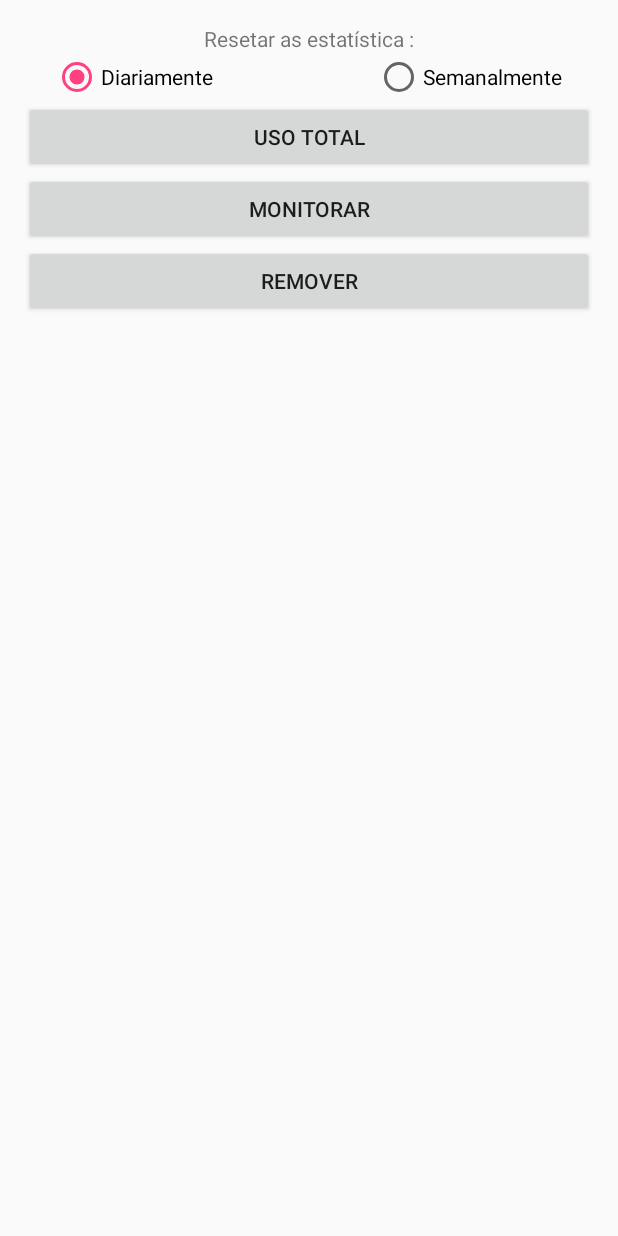
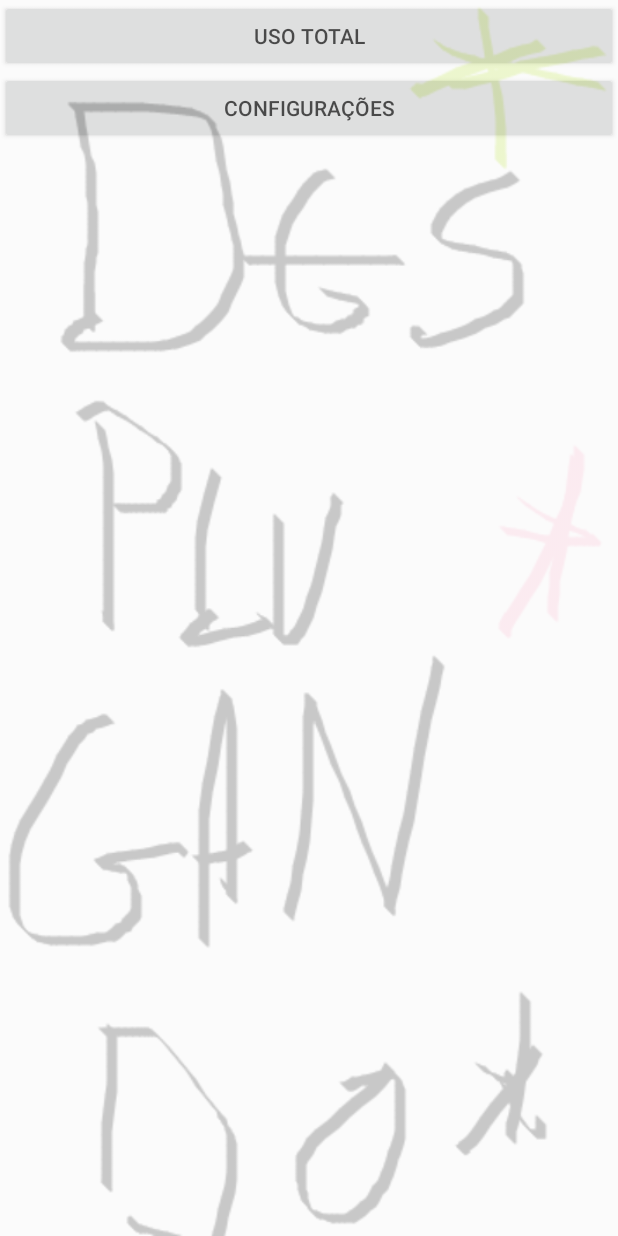
Before and after one commit to nathanvmag/10Plugando, an Android app: the screen it shows after launch (MainActivity), on a phone screen of 412 x 824 dp. Run offline under Robolectric (Android 15) with nearby library versions, the phone set to English and light mode, and no system bars; 3 statements that could not run were skipped.

Commit message:
addSplashsScreen

```diff
--- a/Desplugando/app/src/main/java/nave/com/desplugando/MainActivity.java
+++ b/Desplugando/app/src/main/java/nave/com/desplugando/MainActivity.java
@@ -20,8 +20,10 @@ import android.os.Bundle;
 import android.os.Handler;
 import android.os.IBinder;
 import android.provider.Settings;
+import android.support.v4.widget.SlidingPaneLayout;
 import android.support.v7.app.AppCompatActivity;
 import android.util.Log;
+import android.util.MonthDisplayHelper;
 import android.view.LayoutInflater;
 import android.view.View;
 import android.widget.ArrayAdapter;
@@ -52,9 +54,10 @@ public class MainActivity extends AppCompatActivity implements Runnable,ServiceC
     LinearLayout ll ;
     Handler h ;
     TextView fb,wpp,insta,twitter;
-    Button selectapp,removebt,usototal,voltar;
-    RelativeLayout uso,total;
+    Button selectapp,removebt,usototal,voltar,config;
+    RelativeLayout uso,total,configuration,father;
     RadioButton dia,seman;
+    ImageView SplashScreen;
     List <apptocheck> AppsList;
     String PackToADD= null;
     boolean diary;
@@ -73,9 +76,12 @@ public class MainActivity extends AppCompatActivity implements Runnable,ServiceC
         h.post(this);
         done = false;
         ll = (LinearLayout) findViewById(R.id.ll);
+        father= (RelativeLayout)findViewById(R.id.activity_main);
         SharedPreferences sp = getSharedPreferences("prefs", Activity.MODE_PRIVATE);
         diary = sp.getBoolean("diary",true);
-
+        SplashScreen= (ImageView)findViewById(R.id.SplashScreen);
+        SplashScreen.setAlpha(1f);
+        SplashScreen.setVisibility(View.VISIBLE);
         String applist =sp.getString("apps",null);
         if (applist==null)
         {
@@ -241,10 +247,13 @@ public class MainActivity extends AppCompatActivity implements Runnable,ServiceC
         selectapp= (Button)findViewById(R.id.MonitorarApp);
         usototal= (Button)findViewById(R.id.totalbt);
         voltar= (Button)findViewById(R.id.volt);
+        config= (Button) findViewById(R.id.configsbt);
         uso = (RelativeLayout)findViewById(R.id.UsoLayout);
         total= (RelativeLayout)findViewById(R.id.UsoTotal);
+        configuration=(RelativeLayout)findViewById(R.id.Configs);
         uso.setVisibility(View.VISIBLE);
         total.setVisibility(View.INVISIBLE);
+        configuration.setVisibility(View.INVISIBLE);
         toDoTitles= new ArrayList<>();
         toDoImages = new ArrayList<>();
         Integer[] temparray= {R.drawable.caminahr,R.drawable.conversar,R.drawable.esportes,R.drawable.museu,R.drawable.praia,R.drawable.surf};
@@ -270,12 +279,27 @@ public class MainActivity extends AppCompatActivity implements Runnable,ServiceC
 
             }
         });
+
         voltar.setOnClickListener(new View.OnClickListener() {
             @Override
             public void onClick(View view) {
                 uso.setVisibility(View.VISIBLE);
                 total.setVisibility(View.INVISIBLE);
                 ( (LinearLayout)findViewById(R.id.doLayout)).removeAllViews();
+            }
+        });
+        config.setOnClickListener(new View.OnClickListener() {
+            @Override
+            public void onClick(View view) {
+                uso.setVisibility(View.INVISIBLE);
+                configuration.setVisibility(View.VISIBLE);
+            }
+        });
+        findViewById(R.id.backuso).setOnClickListener(new View.OnClickListener() {
+            @Override
+            public void onClick(View view) {
+                uso.setVisibility(View.VISIBLE);
+                configuration.setVisibility(View.INVISIBLE);
             }
         });
         selectapp.setOnClickListener(new View.OnClickListener() {
@@ -610,6 +634,11 @@ public class MainActivity extends AppCompatActivity implements Runnable,ServiceC
 
     @Override
     public void run() {
+        SplashScreen.setAlpha(lerp(SplashScreen.getAlpha(),0,0.05f));
+        if (SplashScreen.getAlpha()<=0.1f)
+        {
+            father.setPadding(16,16,16,16);
+        }
         if (mBound&&PackToADD!=null)
         {
             if (!checkIfisMonitoring(PackToADD,mService.AppsList)){
@@ -638,7 +667,7 @@ public class MainActivity extends AppCompatActivity implements Runnable,ServiceC
          //   mService.AppsList= ViciService.Sort(mService.AppsList);
             WriteValues(ll, mService.AppsList);
         }
-        h.postDelayed(this,1000);
+        h.postDelayed(this,30);
     }
     void ServiceStart()
     {
@@ -718,4 +747,7 @@ public class MainActivity extends AppCompatActivity implements Runnable,ServiceC
         return false;
     }
 
+    float lerp(float v0, float v1, float t) {
+        return (1 - t) * v0 + t * v1;
+    }
 }
--- a/Desplugando/app/src/main/res/layout/activity_main.xml
+++ b/Desplugando/app/src/main/res/layout/activity_main.xml
@@ -5,12 +5,11 @@
     android:id="@+id/activity_main"
     android:layout_width="match_parent"
     android:layout_height="match_parent"
-    android:paddingBottom="@dimen/activity_vertical_margin"
-    android:paddingLeft="@dimen/activity_horizontal_margin"
-    android:paddingRight="@dimen/activity_horizontal_margin"
-    android:paddingTop="@dimen/activity_vertical_margin"
-    tools:context="nave.com.desplugando.MainActivity"
-    >
+    android:paddingBottom="0dp"
+    android:paddingLeft="0dp"
+    android:paddingRight="0dp"
+    android:paddingTop="0dp"
+    tools:context="nave.com.desplugando.MainActivity">
 
     <RelativeLayout
         android:id="@+id/UsoLayout"
@@ -35,67 +34,30 @@
                 android:orientation="vertical">
 
 
+                <Button
+                    android:id="@+id/totalbt"
+                    android:layout_width="match_parent"
+                    android:layout_height="wrap_content"
+                    android:layout_alignParentLeft="true"
+                    android:layout_alignParentStart="true"
+                    android:layout_below="@+id/Remove"
+                    android:layout_weight="1"
+                    android:text="uso total" />
+
+                <Button
+                    android:id="@+id/configsbt"
+                    android:layout_width="match_parent"
+                    android:layout_height="wrap_content"
+                    android:layout_weight="1"
+                    android:text="Configurações" />
+
                 <LinearLayout
                     android:id="@+id/xdasd"
                     android:layout_width="match_parent"
                     android:layout_height="match_parent"
                     android:orientation="horizontal">
 
-                    <RelativeLayout
-                        android:id="@+id/ResetLayout"
-                        android:layout_width="match_parent"
-                        android:layout_height="match_parent">
-
-                        <TextView
-                            android:id="@+id/textView2"
-                            android:layout_width="wrap_content"
-                            android:layout_height="wrap_content"
-                            android:layout_alignParentTop="true"
-                            android:layout_centerHorizontal="true"
-                            android:text="Resetar as estatística :" />
-
-                        <RadioButton
-                            android:id="@+id/Diariamente"
-                            android:layout_width="wrap_content"
-                            android:layout_height="wrap_content"
-                            android:layout_alignParentLeft="true"
-                            android:layout_alignParentStart="true"
-                            android:layout_below="@+id/textView2"
-                            android:layout_marginLeft="19dp"
-                            android:layout_marginStart="19dp"
-                            android:text="Diariamente" />
-
-                        <RadioButton
-                            android:id="@+id/Semanal"
-                            android:layout_width="wrap_content"
-                            android:layout_height="wrap_content"
-                            android:layout_alignParentEnd="true"
-                            android:layout_alignParentRight="true"
-                            android:layout_below="@+id/textView2"
-                            android:layout_marginEnd="21dp"
-                            android:layout_marginRight="21dp"
-                            android:checked="false"
-                            android:text="Semanalmente" />
-                    </RelativeLayout>
                 </LinearLayout>
-
-                <Button
-                    android:id="@+id/totalbt"
-                    android:layout_width="match_parent"
-                    android:layout_height="wrap_content"
-                    android:text="uso total" />
-
-                <Button
-                    android:id="@+id/MonitorarApp"
-                    android:layout_width="match_parent"
-                    android:layout_height="wrap_content"
-                    android:text="Monitorar" />
-
-                <Button
-                    android:id="@+id/Remove"
-                    android:layout_width="match_parent"
-                    android:layout_height="wrap_content"
-                    android:text="Remover" />
 
             </LinearLayout>
         </ScrollView>
@@ -106,7 +68,7 @@
         android:id="@+id/UsoTotal"
         android:layout_width="match_parent"
         android:layout_height="match_parent"
-        android:visibility="visible">
+        android:visibility="invisible">
 
         <RelativeLayout
             android:layout_width="match_parent"
@@ -144,30 +106,141 @@
             android:id="@+id/textView3"
             android:layout_width="wrap_content"
             android:layout_height="wrap_content"
+            android:layout_alignParentTop="true"
+            android:layout_centerHorizontal="true"
             android:text="O uso total foi de:"
-            android:textSize="18sp"
-            android:layout_alignParentTop="true"
-            android:layout_centerHorizontal="true" />
+            android:textSize="18sp" />
 
         <TextView
             android:id="@+id/Totaluse"
             android:layout_width="wrap_content"
             android:layout_height="wrap_content"
+            android:layout_below="@+id/textView3"
+            android:layout_centerHorizontal="true"
             android:text="3h 20min 32seg"
             android:textAlignment="center"
             android:textSize="30sp"
-            android:layout_below="@+id/textView3"
-            android:layout_centerHorizontal="true"
             android:visibility="visible" />
 
         <TextView
             android:id="@+id/textView5"
             android:layout_width="wrap_content"
             android:layout_height="wrap_content"
+            android:layout_below="@+id/Totaluse"
+            android:layout_centerHorizontal="true"
             android:text="Nesse tempo voce poderia"
-            android:textSize="14sp"
-            android:layout_below="@+id/Totaluse"
-            android:layout_centerHorizontal="true" />
+            android:textSize="14sp" />
     </RelativeLayout>
 
+    <RelativeLayout
+        android:id="@+id/Configs"
+        android:layout_width="match_parent"
+        android:layout_height="match_parent"
+        android:visibility="visible">
+
+        <RelativeLayout
+            android:id="@+id/ResetLayout"
+            android:layout_width="match_parent"
+            android:layout_height="match_parent"
+            android:layout_alignParentLeft="true"
+            android:layout_alignParentStart="true"
+            android:layout_alignParentTop="true">
+
+            <TextView
+                android:id="@+id/textView2"
+                android:layout_width="wrap_content"
+                android:layout_height="wrap_content"
+                android:layout_alignParentTop="true"
+                android:layout_centerHorizontal="true"
+                android:layout_marginTop="51dp"
+                android:text="Resetar as estatística :"
+                android:textSize="16sp" />
+
+            <RadioButton
+                android:id="@+id/Diariamente"
+                android:layout_width="wrap_content"
+                android:layout_height="wrap_content"
+                android:layout_alignParentLeft="true"
+                android:layout_alignParentStart="true"
+                android:layout_below="@+id/textView2"
+                android:layout_marginLeft="19dp"
+                android:layout_marginStart="19dp"
+                android:text="Diariamente"
+                android:textSize="18sp" />
+
+            <RadioButton
+                android:id="@+id/Semanal"
+                android:layout_width="wrap_content"
+                android:layout_height="wrap_content"
+                android:layout_alignParentEnd="true"
+                android:layout_alignParentRight="true"
+                android:layout_below="@+id/textView2"
+                android:layout_marginEnd="21dp"
+                android:layout_marginRight="21dp"
+                android:checked="false"
+                android:text="Semanalmente"
+                android:textSize="18sp" />
+
+            <Button
+                android:id="@+id/MonitorarApp"
+                android:layout_width="match_parent"
+                android:layout_height="50dp"
+                android:layout_above="@+id/Remove"
+                android:layout_alignParentLeft="true"
+                android:layout_alignParentStart="true"
+                android:text="Monitorar" />
+
+            <Button
+                android:id="@+id/Remove"
+                android:layout_width="match_parent"
+                android:layout_height="50dp"
+                android:layout_alignParentBottom="true"
+                android:layout_alignParentLeft="true"
+                android:layout_alignParentStart="true"
+                android:layout_marginBottom="79dp"
+                android:text="Remover" />
+
+            <Button
+                android:id="@+id/backuso"
+                android:layout_width="match_parent"
+                android:layout_height="50dp"
+                android:layout_alignParentBottom="true"
+                android:layout_centerHorizontal="true"
+                android:layout_marginBottom="26dp"
+                android:text="voltar" />
+
+            <TextView
+                android:id="@+id/textView4"
+                android:layout_width="wrap_content"
+                android:layout_height="wrap_content"
+                android:layout_alignParentBottom="true"
+                android:layout_alignParentLeft="true"
+                android:layout_alignParentStart="true"
+                android:layout_marginBottom="226dp"
+                android:text="Desenvolvido por Caian Sá, Evelyn Corrêa, Henrique Filho, Hernan Matiello, João Pedro Santos, Lucas Bauer e Nathan Vieira"
+                android:textAlignment="center"
+                android:textSize="16sp" />
+
+            <TextView
+                android:id="@+id/textView6"
+                android:layout_width="wrap_content"
+                android:layout_height="wrap_content"
+                android:layout_alignTop="@+id/textView4"
+                android:layout_centerHorizontal="true"
+                android:layout_marginTop="70dp"
+                android:text="Apoio Daniel Martins" />
+
+        </RelativeLayout>
+
+    </RelativeLayout>
+
+    <ImageView
+        android:id="@+id/SplashScreen"
+        android:layout_width="match_parent"
+        android:layout_height="match_parent"
+        android:adjustViewBounds="false"
+        android:scaleType="fitXY"
+        android:visibility="invisible"
+        app:srcCompat="@drawable/splashh" />
+
 </RelativeLayout>
```
Also changed, not shown: Desplugando/app/src/main/res/drawable/splashh.png (added).
